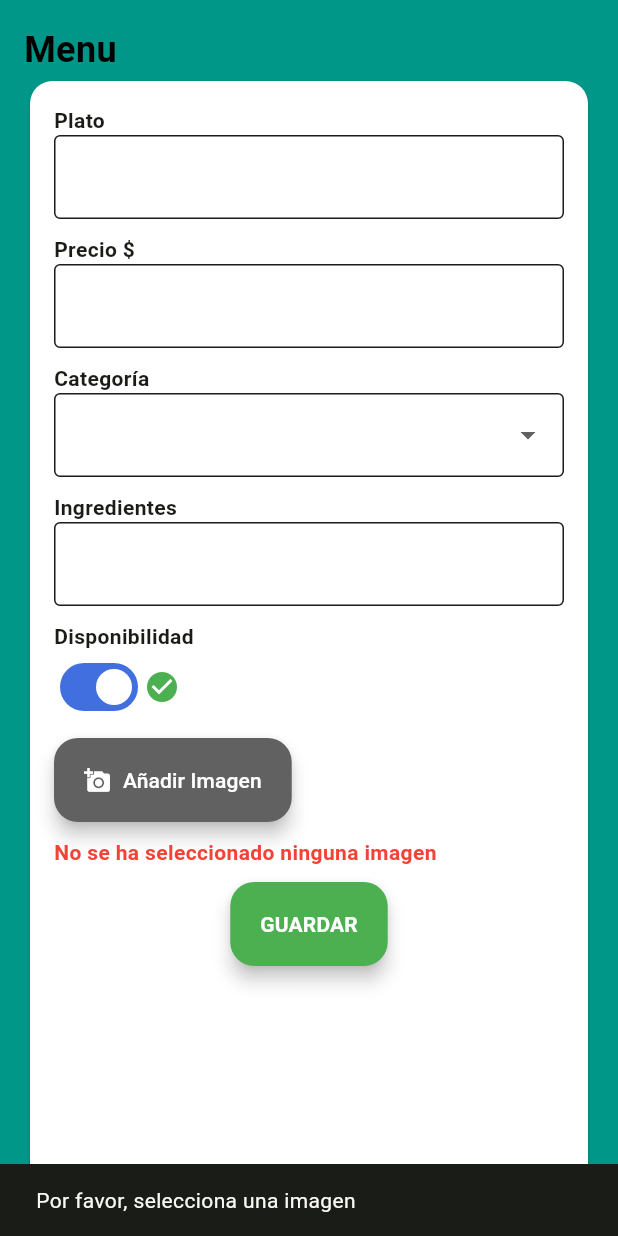
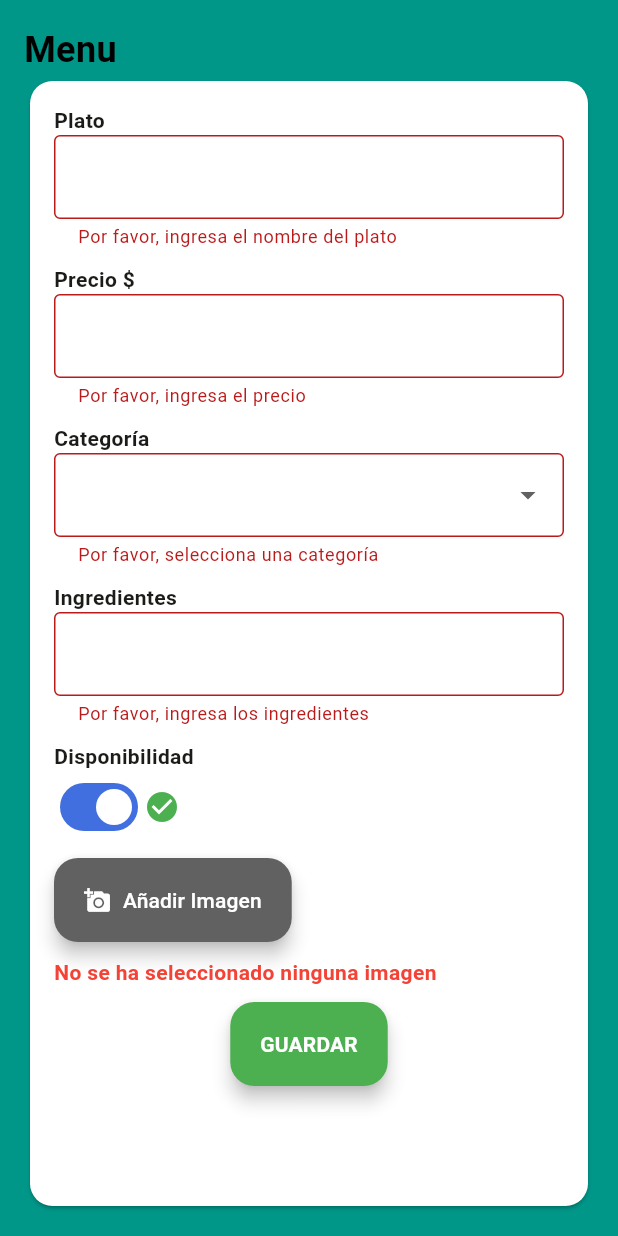
Before and after one commit to Sygyd/LeBrunchApp, a Flutter app: the AddDishScreen screen opened directly, after a tap on "GUARDAR", on a phone screen of 412 x 824 dp. Run offline on Flutter 3.47's test engine with Material 3 defaults, Android fonts, the light colour scheme and no system bars; our stand-ins replace cached_network_image, image_picker; network calls fail.

Commit message:
0.0.3
Falta arreglar el editar y mejorar ui

```diff
--- a/lib/Api_services/menu/add_dish_service.dart
+++ b/lib/Api_services/menu/add_dish_service.dart
@@ -1,6 +1,5 @@
 import 'dart:io';
 import 'package:http/http.dart' as http;
-import 'package:image_picker/image_picker.dart';
 
 class MenuService {
   Future<bool> submitDish({
@@ -15,9 +14,7 @@ class MenuService {
       // Crear una solicitud multipart
       var request = http.MultipartRequest(
         'POST',
-        Uri.parse(
-          'https://panda-central-hyena.ngrok-free.app/menu',
-        ), // Usa la IP correcta
+        Uri.parse('http://192.168.1.121:3000/menu'),
       );
 
       // Agregar campos del formulario
--- a/lib/Api_services/menu/get_dishes_service.dart
+++ b/lib/Api_services/menu/get_dishes_service.dart
@@ -5,7 +5,7 @@ class MenuService {
   Future<List<Map<String, dynamic>>> getDishes() async {
     try {
       final response = await http.get(
-        Uri.parse('https://panda-central-hyena.ngrok-free.app/menu'),
+        Uri.parse('http://192.168.1.121:3000/menu'),
       );
 
       if (response.statusCode == 200) {
--- a/lib/UI_Screens/Admin_Screens/AddDishScreen.dart
+++ b/lib/UI_Screens/Admin_Screens/AddDishScreen.dart
@@ -11,7 +11,6 @@ class AddDishScreen extends StatefulWidget {
   @override
   State<AddDishScreen> createState() => _AddDishScreenState();
 }
-
 
 class _AddDishScreenState extends State<AddDishScreen> {
   final _formKey = GlobalKey<FormState>();
@@ -30,7 +29,7 @@ class _AddDishScreenState extends State<AddDishScreen> {
     'Omelettes',
   ];
 
-    @override
+  @override
   void initState() {
     super.initState();
     if (widget.dish != null) {
@@ -41,7 +40,6 @@ class _AddDishScreenState extends State<AddDishScreen> {
       _isAvailable = widget.dish!['disponibilidad'];
     }
   }
-
 
   Future<void> _pickImage() async {
     try {
@@ -89,7 +87,7 @@ class _AddDishScreenState extends State<AddDishScreen> {
         ScaffoldMessenger.of(context).showSnackBar(
           const SnackBar(content: Text('Plato agregado exitosamente')),
         );
-        _clearForm();
+        Navigator.pop(context, true);
       }
     } catch (e) {
       ScaffoldMessenger.of(
@@ -98,7 +96,7 @@ class _AddDishScreenState extends State<AddDishScreen> {
     }
   }
 
-  void _clearForm() {
+  /*void _clearForm() {
     _formKey.currentState!.reset();
     _nameController.clear();
     _priceController.clear();
@@ -108,7 +106,7 @@ class _AddDishScreenState extends State<AddDishScreen> {
       _isAvailable = true;
       _selectedCategory = null;
     });
-  }
+  }*/
 
   @override
   Widget build(BuildContext context) {
@@ -150,6 +148,12 @@ class _AddDishScreenState extends State<AddDishScreen> {
                             decoration: const InputDecoration(
                               border: OutlineInputBorder(),
                             ),
+                            validator: (value) {
+                              if (value == null || value.isEmpty) {
+                                return 'Por favor, ingresa el nombre del plato';
+                              }
+                              return null;
+                            },
                           ),
                           const SizedBox(height: 10),
 
@@ -163,6 +167,12 @@ class _AddDishScreenState extends State<AddDishScreen> {
                             decoration: const InputDecoration(
                               border: OutlineInputBorder(),
                             ),
+                            validator: (value) {
+                              if (value == null || value.isEmpty) {
+                                return 'Por favor, ingresa el precio';
+                              }
+                              return null;
+                            },
                           ),
                           const SizedBox(height: 10),
 
@@ -185,6 +195,12 @@ class _AddDishScreenState extends State<AddDishScreen> {
                             decoration: const InputDecoration(
                               border: OutlineInputBorder(),
                             ),
+                            validator: (value) {
+                              if (value == null || value.isEmpty) {
+                                return 'Por favor, selecciona una categoría';
+                              }
+                              return null;
+                            },
                           ),
                           const SizedBox(height: 10),
 
@@ -197,6 +213,12 @@ class _AddDishScreenState extends State<AddDishScreen> {
                             decoration: const InputDecoration(
                               border: OutlineInputBorder(),
                             ),
+                            validator: (value) {
+                              if (value == null || value.isEmpty) {
+                                return 'Por favor, ingresa los ingredientes';
+                              }
+                              return null;
+                            },
                           ),
                           const SizedBox(height: 10),
 
@@ -232,7 +254,6 @@ class _AddDishScreenState extends State<AddDishScreen> {
                           ),
                           const SizedBox(height: 10),
 
-                          // Vista previa de la imagen seleccionada
                           if (_selectedImage != null)
                             Container(
                               width: 100,
--- a/lib/UI_Screens/Admin_Screens/MenuScreen.dart
+++ b/lib/UI_Screens/Admin_Screens/MenuScreen.dart
@@ -2,7 +2,7 @@ import 'package:flutter/material.dart';
 //import '/Api_services/menu/get_dishes_service.dart';
 import '/Api_services/menu/menu_service.dart';
 import 'dart:convert';
-
+import 'package:cached_network_image/cached_network_image.dart';
 import 'AddDishScreen.dart';
 
 class MenuScreen extends StatefulWidget {
@@ -32,10 +32,16 @@ class _MenuScreenState extends State<MenuScreen> {
   }
 
   Future<void> _fetchDishes() async {
-    final data = await MenuService().getDishes();
-    setState(() {
-      _dishes = data;
-    });
+    try {
+      final data = await MenuService().getDishes();
+      setState(() {
+        _dishes = data;
+      });
+    } catch (e) {
+      ScaffoldMessenger.of(
+        context,
+      ).showSnackBar(SnackBar(content: Text('Error al cargar platos: $e')));
+    }
   }
 
   @override
@@ -131,25 +137,23 @@ class _MenuScreenState extends State<MenuScreen> {
       margin: const EdgeInsets.all(8),
       child: ListTile(
         leading:
-            dish['imagen_url'] != null &&
-                    dish['imagen_url'].toString().isNotEmpty
-                ? Image.network(
-                  dish['imagen_url'],
+            dish['imagen_url'] != null && dish['imagen_url'].isNotEmpty
+                ? CachedNetworkImage(
+                  imageUrl: dish['imagen_url'],
                   width: 50,
                   height: 50,
                   fit: BoxFit.cover,
+                  placeholder:
+                      (context, url) => const CircularProgressIndicator(),
+                  errorWidget: (context, url, error) => const Icon(Icons.error),
                 )
                 : const Icon(
                   Icons.image_not_supported,
                   size: 50,
                   color: Colors.grey,
-                ), // Icono si no hay imagen
-
-        title: Text(dish['nombre'] ?? 'Sin nombre'), // Nombre por defecto
-        subtitle: Text(
-          'Precio: \$${dish['precio'] ?? '0.00'}',
-        ), // Precio por defecto
-
+                ),
+        title: Text(dish['nombre'] ?? 'Sin nombre'),
+        subtitle: Text('Precio: \$${dish['precio']?.toString() ?? '0.00'}'),
         trailing: Row(
           mainAxisSize: MainAxisSize.min,
           children: [
--- a/lib/UI_Screens/Auth_Screens/login.dart
+++ b/lib/UI_Screens/Auth_Screens/login.dart
@@ -20,7 +20,7 @@ class _LoginScreenState extends State<LoginScreen> {
   Future<void> _login() async {
     if (_formSignInKey.currentState!.validate()) {
       final response = await http.post(
-        Uri.parse("http://10.0.2.2:3000/login"),
+        Uri.parse('http://192.168.1.121:3000/login'),
         headers: {"Content-Type": "application/json"},
         body: jsonEncode({
           "email": _emailController.text,
--- a/pubspec.yaml
+++ b/pubspec.yaml
@@ -20,6 +20,7 @@ dependencies:
   jwt_decoder: ^2.0.1
   permission_handler: ^11.4.0
   image_picker: ^1.1.2
+  cached_network_image: ^3.2.3
 
 dev_dependencies:
   flutter_test:
```
Also changed, not shown: lib/Api_services/menu/menu_service.dart (+5 -63 lines), pubspec.lock, sevidor/uploads/1742260650736.jpg (added), sevidor/uploads/1742260772741.jpg (added), sevidor/uploads/1742264481144.jpg (added), sevidor/uploads/1742264545616.jpg (added), 3 other files.
